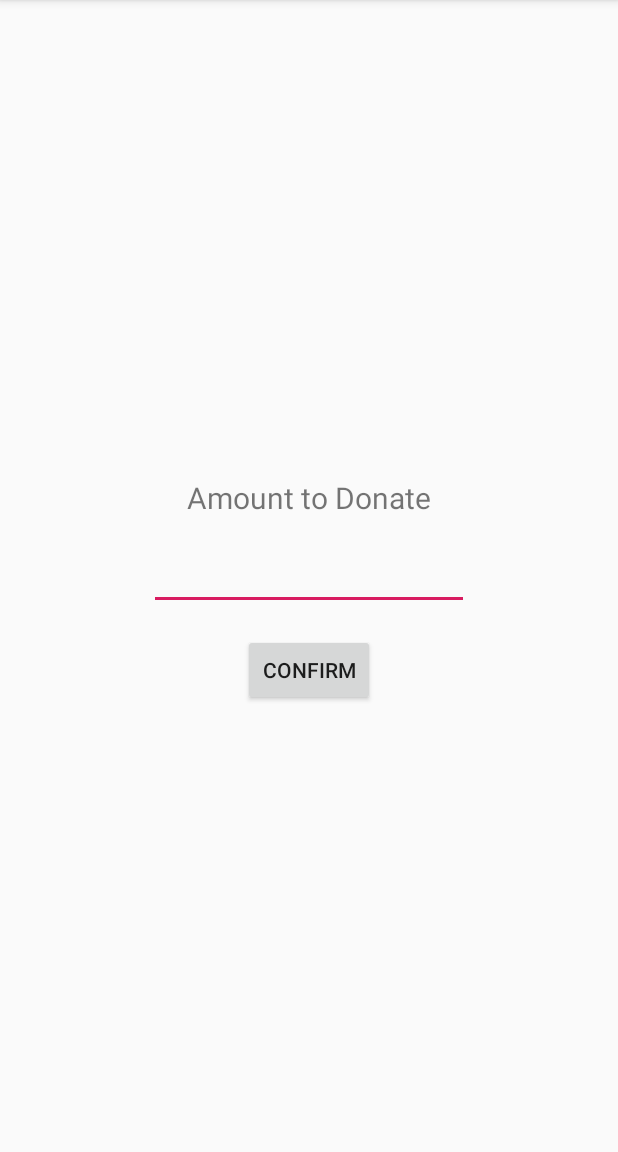
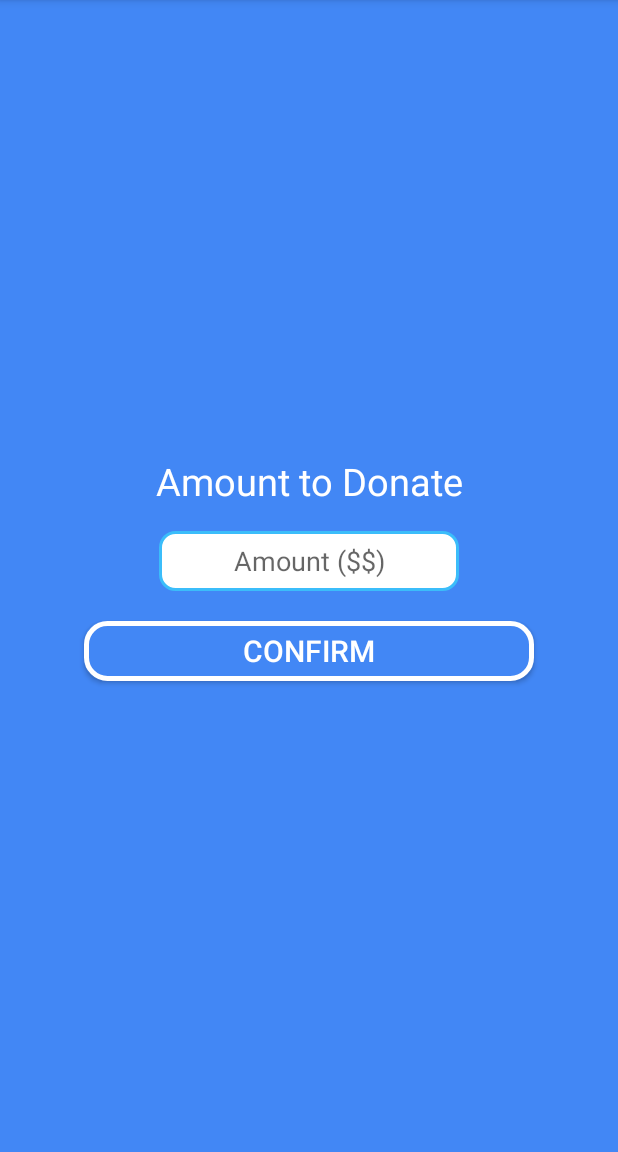
Before and after one commit to BluCodeGH/Saved, an Android app: the DonateActivity screen opened directly, with no data from a screen before it, on a phone screen of 412 x 824 dp, the part 84-1236 px from its top. Run offline under Robolectric (Android 15) with nearby library versions, the phone set to English and light mode, and no system bars; libraries missing offline, so code that uses them is left out: io.blockmason.link.

Commit message:
big commit 5

```diff
--- a/app/src/main/res/layout/activity_donate.xml
+++ b/app/src/main/res/layout/activity_donate.xml
@@ -4,6 +4,7 @@
     xmlns:tools="http://schemas.android.com/tools"
     android:layout_width="match_parent"
     android:layout_height="match_parent"
+    android:background="@color/whitess"
     tools:context=".DonateActivity">
 
     <TextView
@@ -12,33 +13,45 @@
         android:layout_height="wrap_content"
         android:layout_marginBottom="16dp"
         android:text="Amount to Donate"
-        android:textSize="20sp"
+        android:textColor="#ffffff"
+        android:textSize="25sp"
         app:layout_constraintBottom_toTopOf="@+id/donation"
         app:layout_constraintEnd_toEndOf="parent"
         app:layout_constraintHorizontal_bias="0.5"
         app:layout_constraintStart_toStartOf="parent" />
 
+
     <EditText
         android:id="@+id/donation"
-        android:layout_width="wrap_content"
-        android:layout_height="wrap_content"
+        android:layout_width="200dp"
+        android:layout_height="40dp"
+        android:inputType="number"
+        android:textAlignment="center"
+        android:layout_marginBottom="20dp"
+        android:layout_centerHorizontal="true"
+        android:layout_centerVertical="true"
         android:ems="10"
-        android:inputType="number"
+        android:hint="Amount ($$)"
+        android:background="@drawable/rounded_border_edittext"
         app:layout_constraintBottom_toBottomOf="parent"
         app:layout_constraintEnd_toEndOf="parent"
         app:layout_constraintHorizontal_bias="0.5"
         app:layout_constraintStart_toStartOf="parent"
-        app:layout_constraintTop_toTopOf="parent" />
+        app:layout_constraintTop_toTopOf="parent"/>
 
     <Button
         android:id="@+id/button2"
-        android:layout_width="wrap_content"
-        android:layout_height="wrap_content"
-        android:layout_marginTop="16dp"
+        android:layout_width="300dp"
+        android:layout_height="40dp"
         android:onClick="donate"
         android:text="Confirm"
+        android:textSize="20sp"
+        android:textColor="#ffffff"
+        android:background="@drawable/buttonshape"
+        android:layout_marginTop="20dp"
         app:layout_constraintEnd_toEndOf="parent"
         app:layout_constraintHorizontal_bias="0.5"
         app:layout_constraintStart_toStartOf="parent"
-        app:layout_constraintTop_toBottomOf="@+id/donation" />
+        app:layout_constraintTop_toBottomOf="@+id/donation"
+        />
 </androidx.constraintlayout.widget.ConstraintLayout>
```
